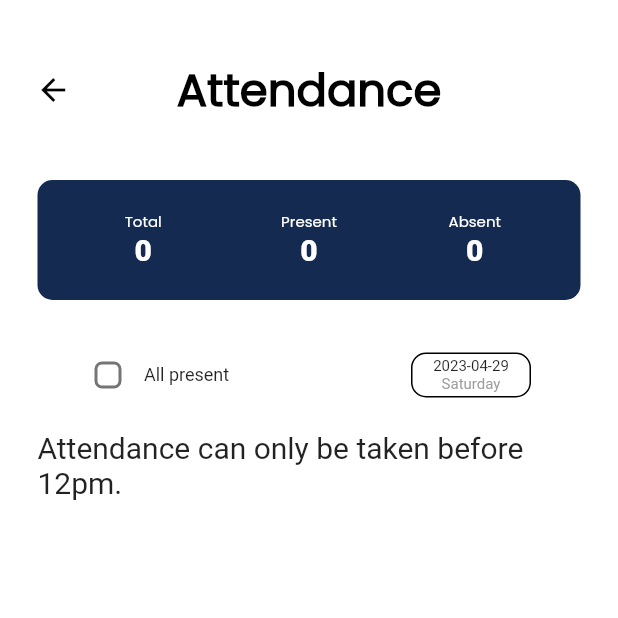
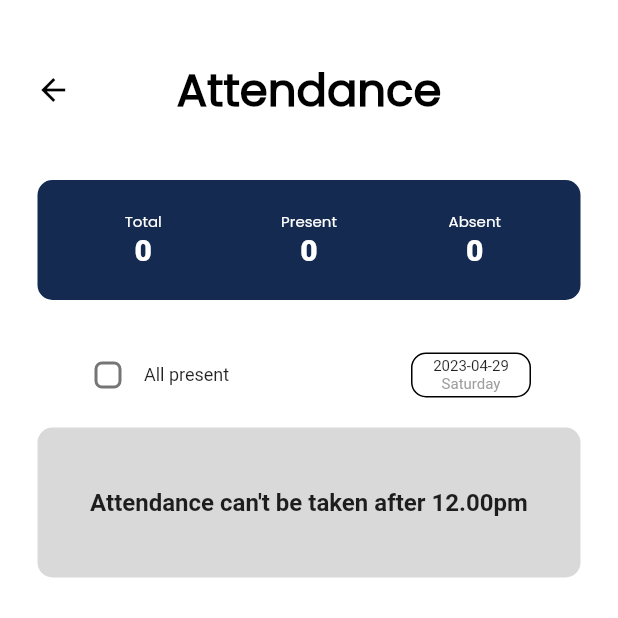
Before and after one commit to Hariharan148/kpr_sports, a Flutter app: the AttendanceScreen screen opened by its route, on a phone screen of 412 x 824 dp, the top half of it. Run offline on Flutter 3.47's test engine with Material 2 defaults, Android fonts, the light colour scheme and no system bars; our stand-ins replace cloud_firestore, firebase_core, fluttertoast, permission_handler, shimmer; missing offline and left inert: horizontal_data_table, syncfusion_flutter_xlsio; accounts and stored records are empty.

Commit message:
Ui(attendance): added shimmer

```diff
--- a/lib/attendence/after_noon.dart
+++ b/lib/attendence/after_noon.dart
@@ -6,14 +6,24 @@ class AfterNoonWidget extends StatelessWidget {
   @override
   Widget build(BuildContext context) {
     return SizedBox(
-      height: 50,
+      height: 100,
       width: MediaQuery.of(context).size.width - 50,
-      child: Container(
-        child: const Center(
-          child: Text(
-            'Attendance can only be taken before 12pm.',
-            style: TextStyle(fontSize: 20),
-          ),
+      child: SizedBox(
+        height: 300,
+        width: MediaQuery.of(context).size.width - 50,
+        child: Container(
+          decoration: BoxDecoration(
+              color: const Color(0xFFD9D9D9),
+              borderRadius: BorderRadius.circular(10),
+              border: Border.all(color: const Color(0xFFD9D9D9), width: 2)),
+          child: const Center(
+              child: Text(
+            "Attendance can't be taken after 12.00pm",
+            style: TextStyle(
+              fontSize: 16,
+              fontWeight: FontWeight.w600,
+            ),
+          )),
         ),
       ),
     );
--- a/lib/attendence/attendence.dart
+++ b/lib/attendence/attendence.dart
@@ -3,11 +3,13 @@ import 'package:fluttertoast/fluttertoast.dart';
 import 'package:kpr_sports/attendence/after_noon.dart';
 import 'package:kpr_sports/attendence/attendance_list.dart';
 import 'package:kpr_sports/attendence/bottom_bar.dart';
+import 'package:kpr_sports/attendence/info_bar.dart';
 import 'package:kpr_sports/services/attendance/init_helper.dart';
 import 'package:kpr_sports/services/attendance/submit_helper.dart';
+import 'package:kpr_sports/shared/date_bar.dart';
+import 'package:kpr_sports/shared/shimmer_attendance.dart';
 import 'package:kpr_sports/store/attendance_provider.dart';
 import 'package:provider/provider.dart';
-import 'package:intl/intl.dart';
 
 class AttendanceScreen extends StatefulWidget {
   const AttendanceScreen({Key? key}) : super(key: key);
@@ -19,7 +21,9 @@ class AttendanceScreen extends StatefulWidget {
 class _AttendanceScreenState extends State<AttendanceScreen> {
   late AttendanceProvider _attendanceProvider;
   bool _isfetching = false;
+
   bool allPresent = false;
+
   bool get isBeforeNoon {
     final currentTime = DateTime.now();
     return currentTime.hour < 12;
@@ -27,7 +31,10 @@ class _AttendanceScreenState extends State<AttendanceScreen> {
 
   void updateStatus(ispresent) {
     if (!ispresent) {
-      allPresent = false;
+      setState(() {
+        allPresent = false;
+      });
+
       for (var set in _attendanceProvider.attendanceStatus) {
         set["status"] = false;
         _attendanceProvider.presentVal = 0;
@@ -42,18 +49,6 @@ class _AttendanceScreenState extends State<AttendanceScreen> {
 
     _attendanceProvider.attendanceStatusList =
         _attendanceProvider.attendanceStatus;
-  }
-
-  String getDate() {
-    DateTime today = DateTime.now();
-    String formattedDate = DateFormat('yyyy-MM-dd').format(today);
-    return formattedDate;
-  }
-
-  String getDay() {
-    DateTime today = DateTime.now();
-    String day = DateFormat("EEEE").format(today);
-    return day;
   }
 
   Future<void> _refreshAttendanceList() async {
@@ -73,12 +68,12 @@ class _AttendanceScreenState extends State<AttendanceScreen> {
         throw error;
       });
     } catch (error) {
-      ScaffoldMessenger.of(context).showSnackBar(
-        SnackBar(
-          content: Text('Error: ${error.toString()}'),
-          backgroundColor: Colors.red,
-        ),
+      Fluttertoast.showToast(
+        msg: 'Error: ${error.toString()}',
+        gravity: ToastGravity.BOTTOM,
+        backgroundColor: const Color(0xFFD9887C),
       );
+
       setState(() {
         _isfetching = false;
       });
@@ -86,10 +81,15 @@ class _AttendanceScreenState extends State<AttendanceScreen> {
   }
 
   @override
+  void didChangeDependencies() {
+    super.didChangeDependencies();
+    _attendanceProvider =
+        Provider.of<AttendanceProvider>(context, listen: false);
+  }
+
+  @override
   void initState() {
     super.initState();
-    _attendanceProvider =
-        Provider.of<AttendanceProvider>(context, listen: false);
     if (!isBeforeNoon) {
       WidgetsBinding.instance.addPostFrameCallback((_) {
         _refreshAttendanceList();
@@ -131,100 +131,7 @@ class _AttendanceScreenState extends State<AttendanceScreen> {
             )),
         body: Column(
           children: [
-            SizedBox(
-              height: 80,
-              width: MediaQuery.of(context).size.width - 50,
-              child: SizedBox(
-                child: Container(
-                  decoration: BoxDecoration(
-                      color: const Color(0xFF142A50),
-                      borderRadius: BorderRadius.circular(10)),
-                  child: Row(
-                    mainAxisAlignment: MainAxisAlignment.spaceEvenly,
-                    children: [
-                      SizedBox(
-                        height: 40,
-                        width: 80,
-                        child: Container(
-                          decoration: BoxDecoration(
-                              borderRadius: BorderRadius.circular(10)),
-                          child: Column(
-                            children: [
-                              const Text(
-                                "Total",
-                                style: TextStyle(
-                                    color: Colors.white,
-                                    fontSize: 10,
-                                    fontFamily: "Poppins"),
-                              ),
-                              Text(
-                                "${_attendanceProvider.attendanceStatus.length}",
-                                style: const TextStyle(
-                                    color: Colors.white,
-                                    fontSize: 20,
-                                    fontWeight: FontWeight.w900),
-                              )
-                            ],
-                          ),
-                        ),
-                      ),
-                      SizedBox(
-                        height: 40,
-                        width: 80,
-                        child: Container(
-                          decoration: BoxDecoration(
-                              borderRadius: BorderRadius.circular(10)),
-                          child: Column(
-                            children: [
-                              const Text(
-                                "Present",
-                                style: TextStyle(
-                                    color: Colors.white,
-                                    fontSize: 10,
-                                    fontFamily: "Poppins"),
-                              ),
-                              Text(
-                                "${context.watch<AttendanceProvider>().present}",
-                                style: const TextStyle(
-                                    color: Colors.white,
-                                    fontSize: 20,
-                                    fontWeight: FontWeight.w900),
-                              )
-                            ],
-                          ),
-                        ),
-                      ),
-                      SizedBox(
-                        height: 40,
-                        width: 80,
-                        child: Container(
-                          decoration: BoxDecoration(
-                              borderRadius: BorderRadius.circular(10)),
-                          child: Column(
-                            children: [
-                              const Text(
-                                "Absent",
-                                style: TextStyle(
-                                    color: Colors.white,
-                                    fontSize: 10,
-                                    fontFamily: "Poppins"),
-                              ),
-                              Text(
-                                "${_attendanceProvider.attendanceStatus.length - _attendanceProvider.present}",
-                                style: const TextStyle(
-                                    color: Colors.white,
-                                    fontSize: 20,
-                                    fontWeight: FontWeight.w900),
-                              )
-                            ],
-                          ),
-                        ),
-                      ),
-                    ],
-                  ),
-                ),
-              ),
-            ),
+            const InfoBar(),
             Container(
               margin: const EdgeInsets.only(top: 20, bottom: 5),
               child: SizedBox(
@@ -250,7 +157,9 @@ class _AttendanceScreenState extends State<AttendanceScreen> {
                                 checkColor: Colors.white,
                                 activeColor: const Color(0xFF142A50),
                                 onChanged: (value) {
-                                  allPresent = value!;
+                                  setState(() {
+                                    allPresent = value!;
+                                  });
                                   updateStatus(value);
                                 },
                               ),
@@ -262,46 +171,30 @@ class _AttendanceScreenState extends State<AttendanceScreen> {
                           ],
                         ),
                       ),
-                      SizedBox(
-                        height: 50,
-                        width: 100,
-                        child: Container(
-                          padding: const EdgeInsets.all(2),
-                          margin: const EdgeInsets.all(10.0),
-                          decoration: BoxDecoration(
-                              borderRadius: BorderRadius.circular(10),
-                              border:
-                                  Border.all(color: Colors.black, width: 1.0)),
-                          child: Column(
-                            children: [
-                              Text(
-                                getDate(),
-                                style: const TextStyle(fontSize: 10),
-                              ),
-                              Text(
-                                getDay(),
-                                style: const TextStyle(
-                                    fontSize: 10, color: Colors.grey),
-                              )
-                            ],
-                          ),
-                        ),
-                      )
+                      const DateBar()
                     ],
                   )),
             ),
             RefreshIndicator(
                 onRefresh: _refreshAttendanceList,
+                color: Theme.of(context).primaryColor,
                 child: isBeforeNoon
                     ? const AfterNoonWidget()
                     : _isfetching
-                        ? const Center(child: CircularProgressIndicator())
+                        ? Center(
+                            child: SizedBox(
+                              height: MediaQuery.of(context).size.height -
+                                  400, // specify the height of the ShimmerCardList widget
+                              width: double
+                                  .infinity, // specify the width of the ShimmerCardList widget
+                              child: const ShimmerCardList(
+                                itemCount: 5,
+                              ),
+                            ),
+                          )
                         : _attendanceProvider.attendanceStatus.isNotEmpty
                             ? const AttendanceList()
-                            : _isfetching
-                                ? const Center(
-                                    child: CircularProgressIndicator())
-                                : const Text("no data")),
+                            : const Text("no data"))
           ],
         ),
         bottomNavigationBar: !isBeforeNoon
@@ -311,6 +204,14 @@ class _AttendanceScreenState extends State<AttendanceScreen> {
                 },
                 onSubmitPressed: () async {
                   try {
+                    if (_attendanceProvider.attendanceStatus.isEmpty) {
+                      Fluttertoast.showToast(
+                        msg: 'No attendance data available to download',
+                        toastLength: Toast.LENGTH_SHORT,
+                        gravity: ToastGravity.BOTTOM,
+                      );
+                      return;
+                    }
                     final attendanceProvider =
                         Provider.of<AttendanceProvider>(context, listen: false);
 
@@ -320,13 +221,13 @@ class _AttendanceScreenState extends State<AttendanceScreen> {
                     Fluttertoast.showToast(
                       msg: 'Attendance submitted successfully',
                       gravity: ToastGravity.BOTTOM,
-                      backgroundColor: Colors.green,
+                      backgroundColor: Colors.grey,
                     );
                   } catch (error) {
                     Fluttertoast.showToast(
                       msg: 'Error: ${error.toString()}',
                       gravity: ToastGravity.BOTTOM,
-                      backgroundColor: Colors.red[150],
+                      backgroundColor: const Color(0xFFD9887C),
                     );
                   }
                 },
--- a/lib/attendence/bottom_bar.dart
+++ b/lib/attendence/bottom_bar.dart
@@ -13,7 +13,7 @@ class CustomBottomBar extends StatelessWidget {
   @override
   Widget build(BuildContext context) {
     return Container(
-      padding: EdgeInsets.only(bottom: 20, left: 25, right: 25),
+      padding: const EdgeInsets.only(bottom: 20, left: 25, right: 25),
       height: 80,
       decoration: const BoxDecoration(
         color: Colors.white,
--- /dev/null
+++ b/lib/attendence/info_bar.dart
@@ -0,0 +1,120 @@
+import "package:flutter/material.dart";
+import 'package:kpr_sports/store/attendance_provider.dart';
+
+import "package:provider/provider.dart";
+
+class InfoBar extends StatefulWidget {
+  const InfoBar({super.key});
+
+  @override
+  State<InfoBar> createState() => _InfoBarState();
+}
+
+class _InfoBarState extends State<InfoBar> {
+  late AttendanceProvider _attendanceProvider;
+
+  @override
+  void initState() {
+    super.initState();
+    _attendanceProvider =
+        Provider.of<AttendanceProvider>(context, listen: false);
+  }
+
+  @override
+  Widget build(BuildContext context) {
+    return SizedBox(
+      height: 80,
+      width: MediaQuery.of(context).size.width - 50,
+      child: SizedBox(
+        child: Container(
+          decoration: BoxDecoration(
+              color: const Color(0xFF142A50),
+              borderRadius: BorderRadius.circular(10)),
+          child: Row(
+            mainAxisAlignment: MainAxisAlignment.spaceEvenly,
+            children: [
+              SizedBox(
+                height: 40,
+                width: 80,
+                child: Container(
+                  decoration:
+                      BoxDecoration(borderRadius: BorderRadius.circular(10)),
+                  child: Column(
+                    children: [
+                      const Text(
+                        "Total",
+                        style: TextStyle(
+                            color: Colors.white,
+                            fontSize: 10,
+                            fontFamily: "Poppins"),
+                      ),
+                      Text(
+                        "${_attendanceProvider.attendanceStatus.length}",
+                        style: const TextStyle(
+                            color: Colors.white,
+                            fontSize: 20,
+                            fontWeight: FontWeight.w900),
+                      )
+                    ],
+                  ),
+                ),
+              ),
+              SizedBox(
+                height: 40,
+                width: 80,
+                child: Container(
+                  decoration:
+                      BoxDecoration(borderRadius: BorderRadius.circular(10)),
+                  child: Column(
+                    children: [
+                      const Text(
+                        "Present",
+                        style: TextStyle(
+                            color: Colors.white,
+                            fontSize: 10,
+                            fontFamily: "Poppins"),
+                      ),
+                      Text(
+                        "${context.watch<AttendanceProvider>().present}",
+                        style: const TextStyle(
+                            color: Colors.white,
+                            fontSize: 20,
+                            fontWeight: FontWeight.w900),
+                      )
+                    ],
+                  ),
+                ),
+              ),
+              SizedBox(
+                height: 40,
+                width: 80,
+                child: Container(
+                  decoration:
+                      BoxDecoration(borderRadius: BorderRadius.circular(10)),
+                  child: Column(
+                    children: [
+                      const Text(
+                        "Absent",
+                        style: TextStyle(
+                            color: Colors.white,
+                            fontSize: 10,
+                            fontFamily: "Poppins"),
+                      ),
+                      Text(
+                        "${_attendanceProvider.attendanceStatus.length - _attendanceProvider.present}",
+                        style: const TextStyle(
+                            color: Colors.white,
+                            fontSize: 20,
+                            fontWeight: FontWeight.w900),
+                      )
+                    ],
+                  ),
+                ),
+              ),
+            ],
+          ),
+        ),
+      ),
+    );
+  }
+}
--- a/lib/home/home.dart
+++ b/lib/home/home.dart
@@ -12,7 +12,7 @@ class _HomeScreenState extends State<HomeScreen> {
   Widget build(BuildContext context) {
     return Scaffold(
       appBar: AppBar(
-        title: Text("Hello\nHariharan"),
+        title: const Text("Hello\nHariharan"),
       ),
       body: Center(
           child: Column(
--- a/lib/main.dart
+++ b/lib/main.dart
@@ -5,7 +5,6 @@ import 'package:kpr_sports/routes.dart';
 import 'package:kpr_sports/store/attendance_provider.dart';
 import 'package:kpr_sports/store/report_provider.dart';
 import 'package:provider/provider.dart';
-import 'package:permission_handler/permission_handler.dart';
 
 void main() async {
   WidgetsFlutterBinding.ensureInitialized();
--- a/lib/services/attendance/submit_helper.dart
+++ b/lib/services/attendance/submit_helper.dart
@@ -10,7 +10,6 @@ class AttendanceService {
         FirebaseFirestore.instance.collection("attendance").doc(today);
 
     try {
-      print("came");
       await Future.wait([
         attendanceRef.set({
           "date": today,
--- /dev/null
+++ b/lib/shared/date_bar.dart
@@ -0,0 +1,50 @@
+import "package:flutter/material.dart";
+import "package:intl/intl.dart";
+
+class DateBar extends StatefulWidget {
+  const DateBar({super.key});
+
+  @override
+  State<DateBar> createState() => _DateBarState();
+}
+
+class _DateBarState extends State<DateBar> {
+  String getDate() {
+    DateTime today = DateTime.now();
+    String formattedDate = DateFormat('yyyy-MM-dd').format(today);
+    return formattedDate;
+  }
+
+  String getDay() {
+    DateTime today = DateTime.now();
+    String day = DateFormat("EEEE").format(today);
+    return day;
+  }
+
+  @override
+  Widget build(BuildContext context) {
+    return SizedBox(
+      height: 50,
+      width: 100,
+      child: Container(
+        padding: const EdgeInsets.all(2),
+        margin: const EdgeInsets.all(10.0),
+        decoration: BoxDecoration(
+            borderRadius: BorderRadius.circular(10),
+            border: Border.all(color: Colors.black, width: 1.0)),
+        child: Column(
+          children: [
+            Text(
+              getDate(),
+              style: const TextStyle(fontSize: 10),
+            ),
+            Text(
+              getDay(),
+              style: const TextStyle(fontSize: 10, color: Colors.grey),
+            )
+          ],
+        ),
+      ),
+    );
+  }
+}
--- a/pubspec.yaml
+++ b/pubspec.yaml
@@ -48,6 +48,7 @@ dependencies:
   connectivity_plus: ^3.0.6
 
 
+
 dev_dependencies:
   flutter_test:
     sdk: flutter
```
Also changed, not shown: lib/attendence_report/excel_creator.dart (+9 -9 lines), lib/shared/shimmer_attendance.dart (added, +50 -0 lines), pubspec.lock.
